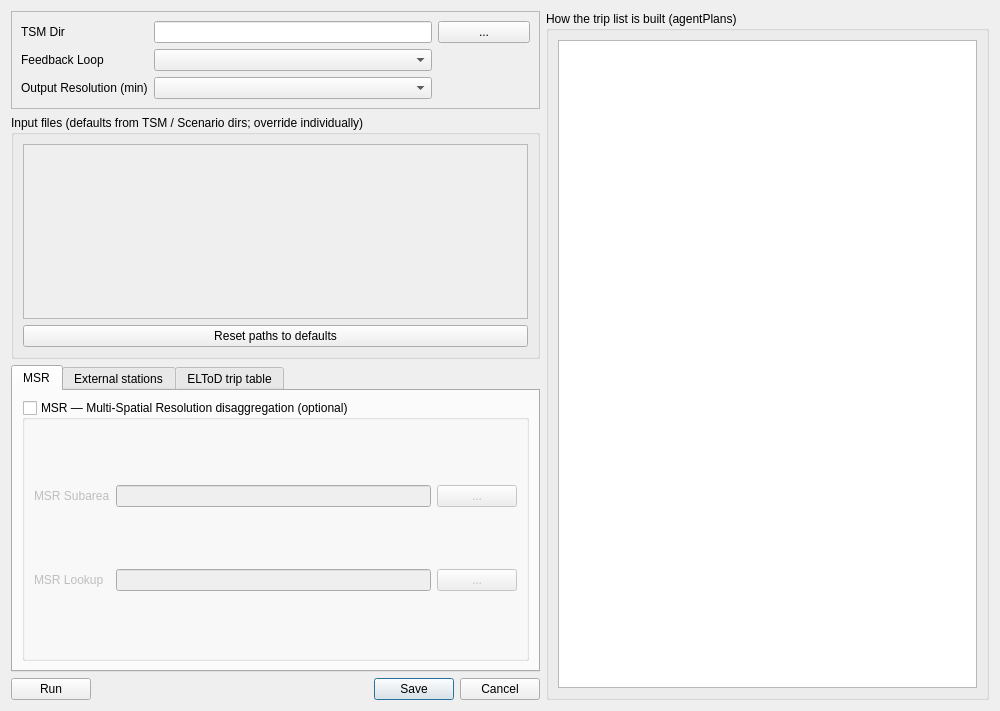
This is ui/trip_list2table.ui in TSMv6/tsm_panel as Qt 5 draws it before an edit. The edited form follows.
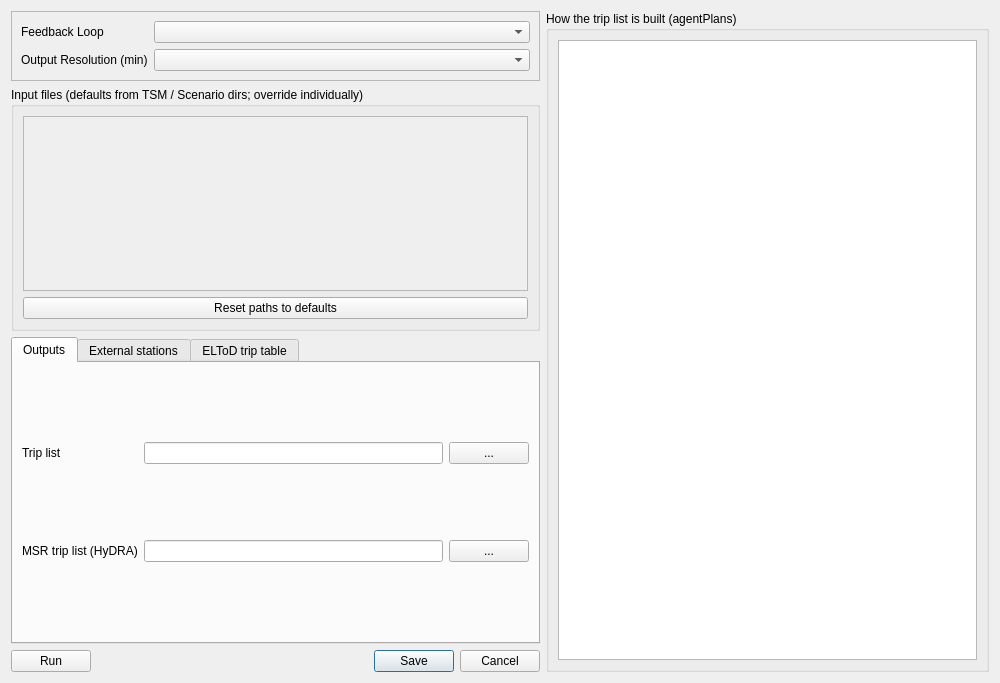
This is the edited form.

Commit message: 2.79: agentPlans MSR trip list for HyDRA; zone-seeded incremental shrink; Navteq11 two-way netPrep; run-window and processor fixes

```diff
--- a/ui/trip_list2table.ui
+++ b/ui/trip_list2table.ui
@@ -25,23 +25,6 @@
         <enum>QFrame::Raised</enum>
        </property>
        <layout class="QGridLayout" name="gridLayout">
-        <item row="0" column="0">
-         <widget class="QLabel" name="label">
-          <property name="text">
-           <string>TSM Dir</string>
-          </property>
-         </widget>
-        </item>
-        <item row="0" column="1" colspan="3">
-         <widget class="QLineEdit" name="lineEdit_TSMLoc" />
-        </item>
-        <item row="0" column="4">
-         <widget class="QPushButton" name="pushButton_ModelDir">
-          <property name="text">
-           <string>...</string>
-          </property>
-         </widget>
-        </item>
         <item row="1" column="0">
          <widget class="QLabel" name="label_4">
           <property name="text">
@@ -117,56 +100,49 @@
        </property>
        <widget class="QWidget" name="page_MSR">
         <attribute name="title">
-         <string>MSR</string>
+         <string>Outputs</string>
         </attribute>
-        <layout class="QVBoxLayout" name="msrPageLayout">
-         <item>
-          <widget class="QGroupBox" name="groupBox_MSR">
-           <property name="title">
-            <string>MSR — Multi-Spatial Resolution disaggregation (optional)</string>
-           </property>
-           <property name="checkable">
-            <bool>true</bool>
-           </property>
-           <property name="checked">
-            <bool>false</bool>
-           </property>
-           <layout class="QGridLayout" name="gridLayout_MSR">
+        <layout class="QGridLayout" name="gridLayout_Outputs">
             <item row="0" column="0">
-             <widget class="QLabel" name="label_MSRSubarea">
+           <widget class="QLabel" name="label_TripListOut">
               <property name="text">
-               <string>MSR Subarea</string>
+             <string>Trip list</string>
               </property>
              </widget>
             </item>
             <item row="0" column="1">
-             <widget class="QLineEdit" name="lineEdit_MSRSubarea" />
+           <widget class="QLineEdit" name="lineEdit_TripListOut">
+            <property name="toolTip">
+             <string>The TSM-zone trip list (gzip CSV). Default: &lt;scenario&gt;/tripList_&lt;res&gt;min.csv.gz</string>
+            </property>
+           </widget>
             </item>
             <item row="0" column="2">
-             <widget class="QPushButton" name="browse_MSRSubarea">
+           <widget class="QPushButton" name="browse_TripListOut">
               <property name="text">
                <string>...</string>
               </property>
              </widget>
             </item>
             <item row="1" column="0">
-             <widget class="QLabel" name="label_MSRLookup">
+           <widget class="QLabel" name="label_MSRTripOut">
               <property name="text">
-               <string>MSR Lookup</string>
+             <string>MSR trip list (HyDRA)</string>
               </property>
              </widget>
             </item>
             <item row="1" column="1">
-             <widget class="QLineEdit" name="lineEdit_MSRLookup" />
+           <widget class="QLineEdit" name="lineEdit_MSRTripOut">
+            <property name="toolTip">
+             <string>MSR runs only (Project Settings &gt; Model Resolution): the trip list disaggregated to the region's RPM zones, O/D = MSR network zone ids, TSM zones kept as TSM_O/TSM_D. Default: &lt;trip list&gt;_msr.csv.gz</string>
+            </property>
+           </widget>
             </item>
             <item row="1" column="2">
-             <widget class="QPushButton" name="browse_MSRLookup">
+           <widget class="QPushButton" name="browse_MSRTripOut">
               <property name="text">
                <string>...</string>
               </property>
-             </widget>
-            </item>
-           </layout>
           </widget>
          </item>
         </layout>
```
Left out of the diff: 12 changed lines with no effect on the pictures. Lines whose indentation alone changed are shown as unchanged. The commit also changes 18 other files.
